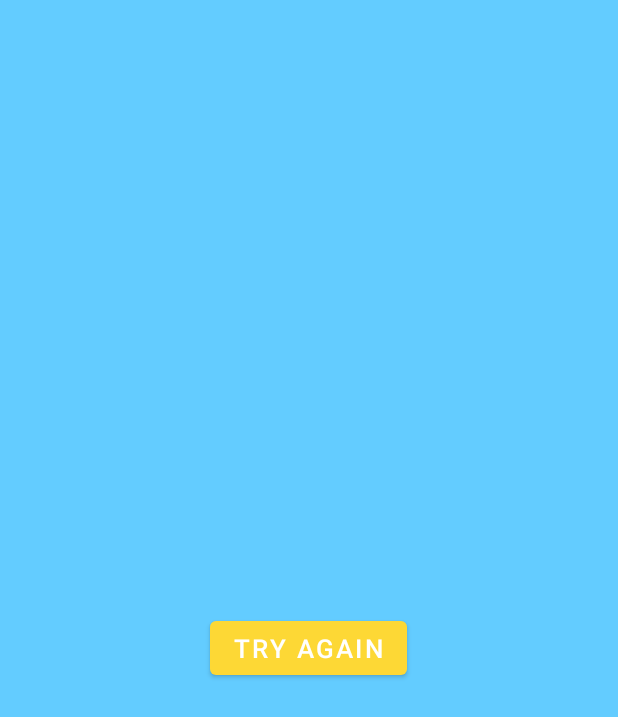
After one commit to veit270/Weatherino, an Android app: the layout error_view.xml on its own in the app's theme, with its tools: preview values and no code run, on a phone screen of 412 x 824 dp. The commit adds this screen. Shown: the top 717 px of the screen. Run offline under Robolectric (Android 15) with nearby library versions, the phone set to English and light mode, and no system bars; network calls fail.

Commit message:
ErrorView, UI handles errors

```diff
--- a/app/src/main/java/com/veit/app/weatherino/ui/main/MainFragment.kt
+++ b/app/src/main/java/com/veit/app/weatherino/ui/main/MainFragment.kt
@@ -16,6 +16,7 @@ import com.veit.app.weatherino.R
 import com.veit.app.weatherino.adapter.SwipeAction
 import com.veit.app.weatherino.data.BookmarkedWeatherInfo
 import com.veit.app.weatherino.databinding.FragmentMainBinding
+import com.veit.app.weatherino.utils.Status
 import dagger.hilt.android.AndroidEntryPoint
 import java.time.LocalDate
 import java.time.ZoneId
@@ -39,11 +40,15 @@ class MainFragment : Fragment(), MenuProvider, DatePickerDialog.OnDateSetListene
         requireActivity().removeMenuProvider(this)
         requireActivity().addMenuProvider(this, viewLifecycleOwner)
 
+        binding.viewModel = viewModel
+        binding.addBookmarkDate.setOnClickListener { pickBookmarkDate() }
         viewModel.currentWeather.observe(viewLifecycleOwner) {
             binding.currentWeatherResource = it
+            binding.currentWeatherError = it.status == Status.ERROR
         }
         viewModel.bookmarkedWeathers.observe(viewLifecycleOwner) {
             binding.bookmarksResource = it
+            binding.bookmarksError = it.status == Status.ERROR
         }
 
         binding.bookmarksSwipeAction = object : SwipeAction<BookmarkedWeatherInfo> {
@@ -51,7 +56,6 @@ class MainFragment : Fragment(), MenuProvider, DatePickerDialog.OnDateSetListene
                 viewModel.deleteBookmark(item)
             }
         }
-        binding.addBookmarkDate.setOnClickListener { pickBookmarkDate() }
     }
 
     private fun pickBookmarkDate() {
--- a/app/src/main/java/com/veit/app/weatherino/ui/main/MainViewModel.kt
+++ b/app/src/main/java/com/veit/app/weatherino/ui/main/MainViewModel.kt
@@ -70,7 +70,7 @@ class MainViewModel @Inject constructor(
     }
 
     fun loadBookmarks() {
-        _currentWeather.postValue(Resource.Loading())
+        _bookmarkedWeathers.postValue(Resource.Loading())
         bookmarksJob?.cancel()
         bookmarksJob = viewModelScope.launch(Dispatchers.Default) {
             bookmarksRepository.deleteOldBookmarks()
--- a/app/src/main/java/com/veit/app/weatherino/utils/LocationProvider.kt
+++ b/app/src/main/java/com/veit/app/weatherino/utils/LocationProvider.kt
@@ -60,7 +60,7 @@ class LocationProviderImpl(private val context: Context): LocationProvider {
                 Log.i(LOG_TAG, "Location availability: $locationAvailability")
             }
         }
-        val task = LocationServices.getFusedLocationProviderClient(context)
+        LocationServices.getFusedLocationProviderClient(context)
             .requestLocationUpdates(locationRequest, locationCallback, null)
     }
 
--- /dev/null
+++ b/app/src/main/res/layout/error_view.xml
@@ -0,0 +1,46 @@
+<?xml version="1.0" encoding="utf-8"?>
+<layout>
+
+    <data>
+        <variable
+            name="text"
+            type="String" />
+        <variable
+            name="tryAgainListener"
+            type="android.view.View.OnClickListener" />
+    </data>
+
+    <LinearLayout
+        xmlns:android="http://schemas.android.com/apk/res/android"
+        android:layout_width="match_parent"
+        android:layout_height="match_parent"
+        android:orientation="horizontal"
+        android:weightSum="2"
+        android:gravity="center">
+
+        <LinearLayout
+            android:layout_width="0dp"
+            android:layout_height="wrap_content"
+            android:layout_weight="1"
+            android:orientation="vertical"
+            android:gravity="center">
+
+            <TextView
+                android:layout_width="match_parent"
+                android:layout_height="wrap_content"
+                android:text="@{text}"
+                android:textAlignment="center"
+                android:textSize="@dimen/smallText"/>
+
+            <Button
+                android:layout_width="wrap_content"
+                android:layout_height="match_parent"
+                android:text="@string/try_again"
+                android:onClick="@{tryAgainListener}"
+                android:layout_marginTop="@dimen/margin_standard"/>
+
+        </LinearLayout>
+
+    </LinearLayout>
+
+</layout>
--- a/app/src/main/res/values/strings.xml
+++ b/app/src/main/res/values/strings.xml
@@ -17,4 +17,6 @@
     <string name="celsius">Celsius</string>
     <string name="fahrenheit">Fahrenheit</string>
     <string name="kelvin">Kelvin</string>
+    <string name="try_again">Try again</string>
+    <string name="error">Error\nMake sure you\'re connected to internet and try again.</string>
 </resources>
```
Also changed, not shown: app/src/main/java/com/veit/app/weatherino/ui/views/ErrorView.kt (added, +27 -0 lines), app/src/main/res/layout/fragment_main.xml (+44 -7 lines).
